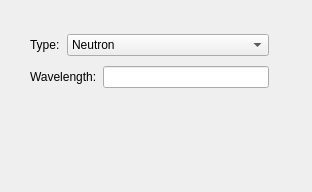
Old version of the form apps/NSXQt/ui/Tree/SourcePropertWidget.ui in the repository k61n/openhkl.
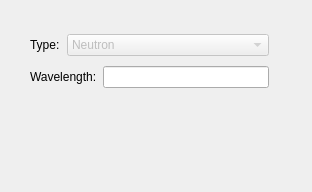
New version of the form.

Patch:
```diff
--- a/apps/NSXQt/ui/Tree/SourcePropertWidget.ui
+++ b/apps/NSXQt/ui/Tree/SourcePropertWidget.ui
@@ -13,7 +13,7 @@
   <property name="windowTitle">
    <string>Form</string>
   </property>
-  <widget class="QWidget" name="">
+  <widget class="QWidget" name="layoutWidget">
    <property name="geometry">
     <rect>
      <x>30</x>
@@ -32,6 +32,9 @@
     </item>
     <item row="0" column="1" colspan="2">
      <widget class="QComboBox" name="comboBox">
+      <property name="enabled">
+       <bool>false</bool>
+      </property>
       <item>
        <property name="text">
         <string>Neutron</string>
```
